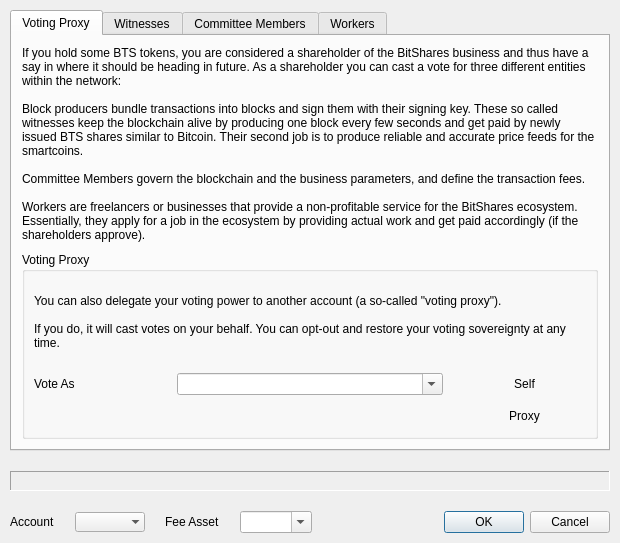
Old version of the form bitsharesqt/voting.ui in the repository jhtitor/citadel.
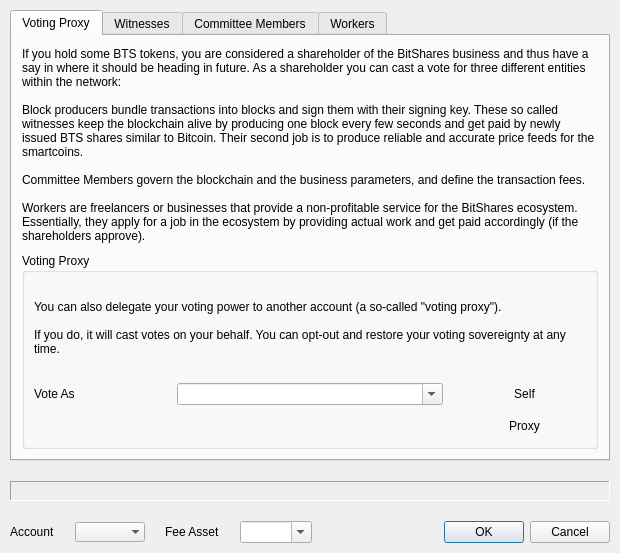
New version of the form. Icons and pictures are not drawn.

Commit message: Add submenu to voting tables.

What changed in the file:
```diff
--- a/bitsharesqt/voting.ui
+++ b/bitsharesqt/voting.ui
@@ -7,7 +7,7 @@
     <x>0</x>
     <y>0</y>
     <width>620</width>
-    <height>543</height>
+    <height>553</height>
    </rect>
   </property>
   <property name="windowTitle">
```
Left out of the diff: 2 changed lines with no effect on the pictures. The commit also changes 1 other file.
